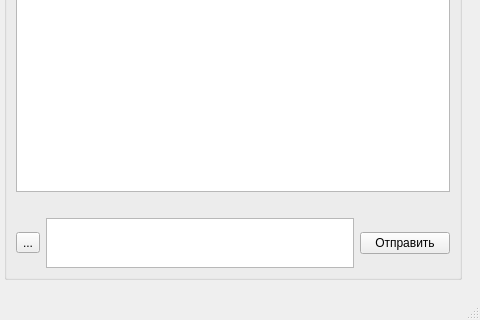
Above: MsgClient/mainwindow.ui from AlexZelenin/QtMessenger before the change; both pictures show x 320 to 800 and y 280 to 600 of the 800 by 600 pixel window. Below: the same form after it.
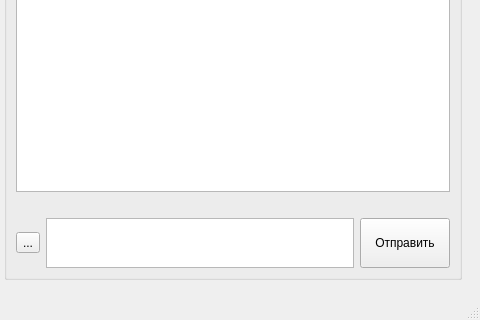
That is the form after the change.

```diff
--- a/MsgClient/mainwindow.ui
+++ b/MsgClient/mainwindow.ui
@@ -148,7 +148,13 @@
             <property name="minimumSize">
              <size>
               <width>90</width>
-              <height>0</height>
+              <height>25</height>
+             </size>
+            </property>
+            <property name="maximumSize">
+             <size>
+              <width>16777215</width>
+              <height>50</height>
              </size>
             </property>
             <property name="text">
```
Left out of the diff: 2 changed lines with no effect on the pictures.
